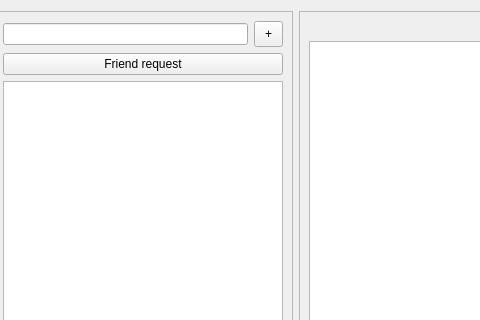
Before: the Qt Designer form Client/front_end/mainwindow.ui in Sjeary/OnPointLinkProgram, drawn with Qt 5; both pictures show x 89 to 569 and y 0 to 320 of the 901 by 589 pixel window.
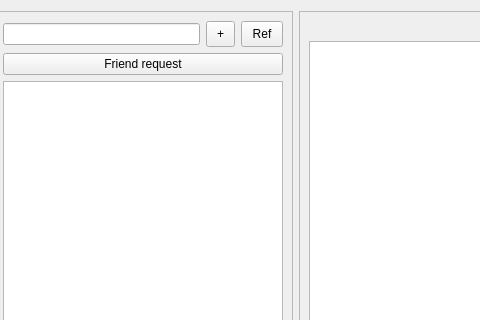
After: the same form once the commit is applied.

```diff
--- a/Client/front_end/mainwindow.ui
+++ b/Client/front_end/mainwindow.ui
@@ -166,6 +166,16 @@
            </property>
           </widget>
          </item>
+         <item>
+          <widget class="QPushButton" name="pushButton_refresh">
+           <property name="styleSheet">
+            <string notr="true">padding : 5px 10px</string>
+           </property>
+           <property name="text">
+            <string>Ref</string>
+           </property>
+          </widget>
+         </item>
         </layout>
        </item>
        <item>
```
